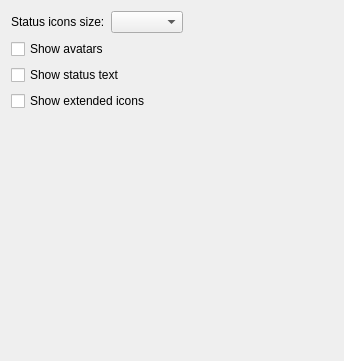
Old version of the form src/corelayers/simplecontactlist/simplecontactdelegate/settings/simplecontactlistsettings.ui in the repository euroelessar/qutim.
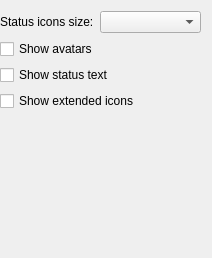
New version of the form.

```diff
--- a/src/corelayers/simplecontactlist/simplecontactdelegate/settings/simplecontactlistsettings.ui
+++ b/src/corelayers/simplecontactlist/simplecontactdelegate/settings/simplecontactlistsettings.ui
@@ -6,39 +6,15 @@
    <rect>
     <x>0</x>
     <y>0</y>
-    <width>344</width>
-    <height>361</height>
+    <width>212</width>
+    <height>258</height>
    </rect>
   </property>
   <property name="windowTitle">
    <string>Form</string>
   </property>
-  <layout class="QHBoxLayout" name="horizontalLayout">
-   <item>
-    <widget class="QScrollArea" name="scrollArea">
-     <property name="frameShape">
-      <enum>QFrame::NoFrame</enum>
-     </property>
-     <property name="widgetResizable">
-      <bool>true</bool>
-     </property>
-     <widget class="QWidget" name="scrollAreaWidgetContents_4">
-      <property name="geometry">
-       <rect>
-        <x>0</x>
-        <y>0</y>
-        <width>332</width>
-        <height>349</height>
-       </rect>
-      </property>
       <layout class="QFormLayout" name="layout">
-       <property name="fieldGrowthPolicy">
-        <enum>QFormLayout::FieldsStayAtSizeHint</enum>
-       </property>
-       <property name="rowWrapPolicy">
-        <enum>QFormLayout::WrapLongRows</enum>
-       </property>
-       <property name="margin">
+   <property name="leftMargin">
         <number>0</number>
        </property>
        <item row="0" column="0">
@@ -70,10 +46,6 @@
          <property name="text">
           <string>Show extended icons</string>
          </property>
-        </widget>
-       </item>
-      </layout>
-     </widget>
     </widget>
    </item>
   </layout>
```
Lines whose indentation alone changed are shown as unchanged.
